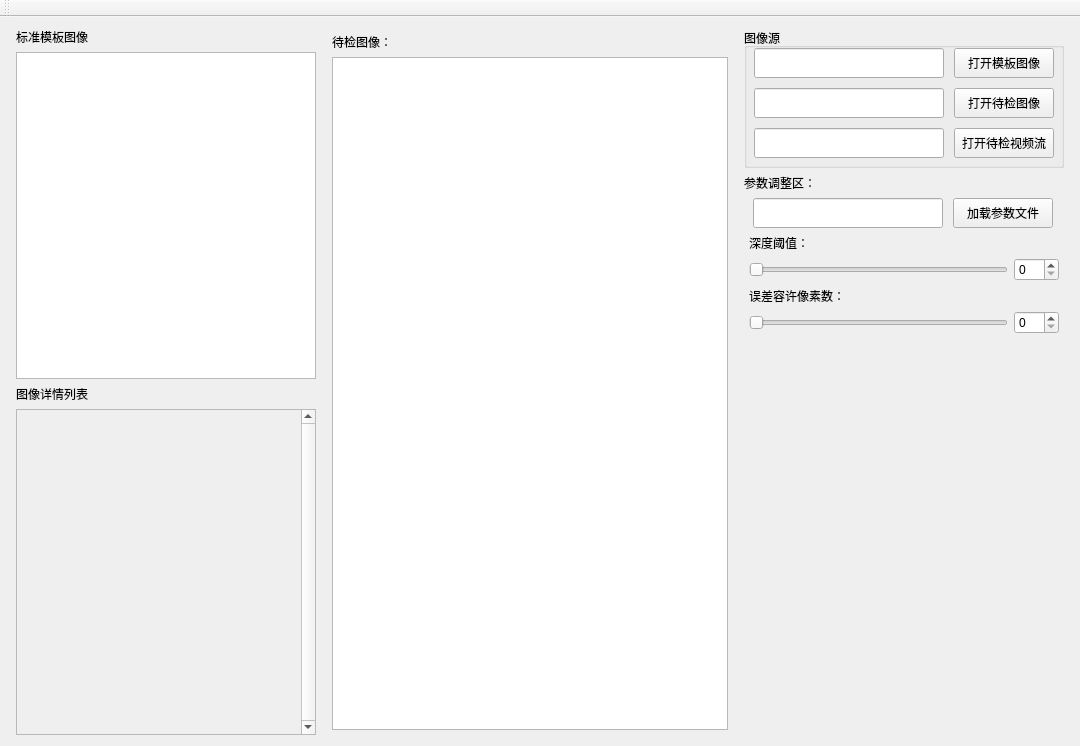
Old version of the form QtUI/mainwindow.ui in the repository h13-0/label_checker.
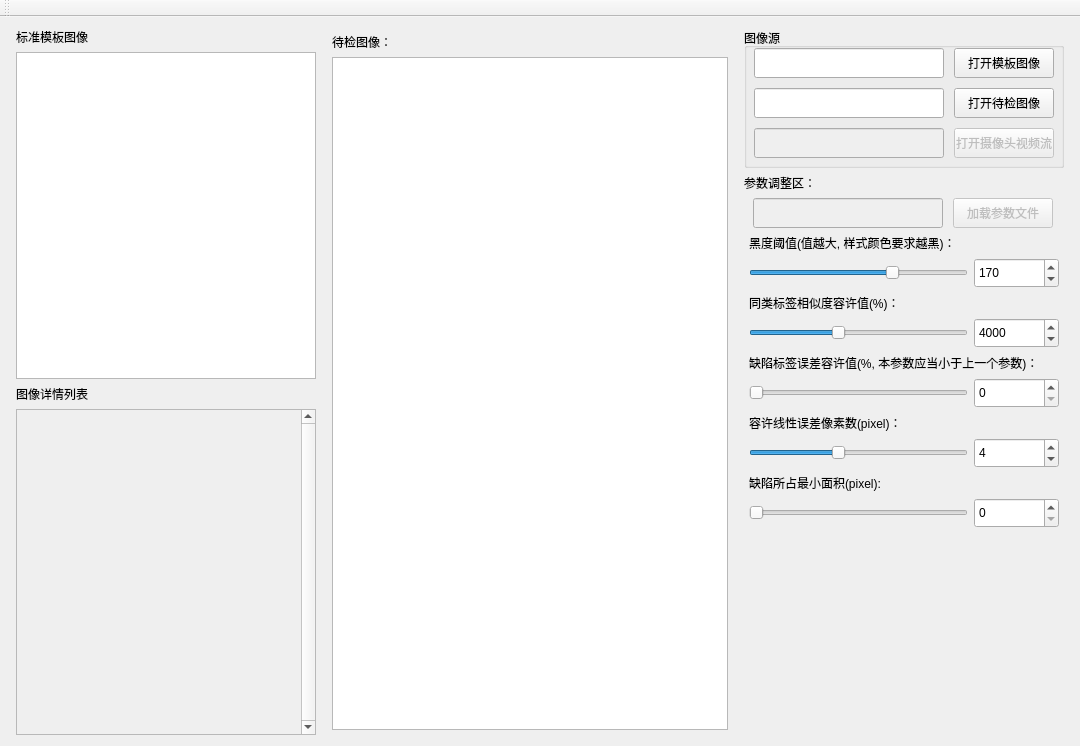
New version of the form.

Commit message: 实现部分UI功能，优化部分参数

Patch:
```diff
--- a/QtUI/mainwindow.ui
+++ b/QtUI/mainwindow.ui
@@ -35,7 +35,7 @@
    <property name="layoutDirection">
     <enum>Qt::LayoutDirection::LeftToRight</enum>
    </property>
-   <layout class="QHBoxLayout" name="horizontalLayout_3" stretch="1,2,0">
+   <layout class="QHBoxLayout" name="horizontalLayout_3" stretch="2,3,0">
     <item>
      <layout class="QVBoxLayout" name="verticalLayout_3" stretch="0,0,0,0">
       <property name="leftMargin">
@@ -197,6 +197,9 @@
          </property>
         </widget>
         <widget class="QPushButton" name="OpenTargetStreamButton">
+         <property name="enabled">
+          <bool>false</bool>
+         </property>
          <property name="geometry">
           <rect>
            <x>210</x>
@@ -206,10 +209,13 @@
           </rect>
          </property>
          <property name="text">
-          <string>打开待检视频流</string>
+          <string>打开摄像头视频流</string>
          </property>
         </widget>
         <widget class="QLineEdit" name="lineEdit_3">
+         <property name="enabled">
+          <bool>false</bool>
+         </property>
          <property name="geometry">
           <rect>
            <x>10</x>
@@ -240,6 +246,9 @@
          <layout class="QHBoxLayout" name="horizontalLayout_2">
           <item>
            <widget class="QLineEdit" name="lineEdit_4">
+            <property name="enabled">
+             <bool>false</bool>
+            </property>
             <property name="minimumSize">
              <size>
               <width>0</width>
@@ -256,6 +265,9 @@
           </item>
           <item>
            <widget class="QPushButton" name="LoadParamsButton">
+            <property name="enabled">
+             <bool>false</bool>
+            </property>
             <property name="minimumSize">
              <size>
               <width>100</width>
@@ -278,28 +290,114 @@
         <item>
          <widget class="QLabel" name="label">
           <property name="text">
-           <string>深度阈值：</string>
+           <string>黑度阈值(值越大, 样式颜色要求越黑)：</string>
           </property>
          </widget>
         </item>
         <item>
          <layout class="QHBoxLayout" name="horizontalLayout_4">
           <item>
-           <widget class="QSlider" name="horizontalSlider_2">
+           <widget class="QSlider" name="DepthThresholdSlider">
             <property name="maximum">
              <number>255</number>
             </property>
+            <property name="value">
+             <number>170</number>
+            </property>
             <property name="orientation">
              <enum>Qt::Orientation::Horizontal</enum>
             </property>
            </widget>
           </item>
           <item>
-           <widget class="QSpinBox" name="spinBox_2">
+           <widget class="QSpinBox" name="DepthThresholdSpinBox">
             <property name="minimumSize">
              <size>
-              <width>45</width>
-              <height>0</height>
+              <width>85</width>
+              <height>30</height>
+             </size>
+            </property>
+            <property name="maximum">
+             <number>255</number>
+            </property>
+            <property name="value">
+             <number>170</number>
+            </property>
+           </widget>
+          </item>
+         </layout>
+        </item>
+        <item>
+         <widget class="QLabel" name="label_7">
+          <property name="text">
+           <string>同类标签相似度容许值(%)：</string>
+          </property>
+         </widget>
+        </item>
+        <item>
+         <layout class="QHBoxLayout" name="horizontalLayout_5">
+          <property name="topMargin">
+           <number>0</number>
+          </property>
+          <item>
+           <widget class="QSlider" name="ClassSimilaritySldider">
+            <property name="maximum">
+             <number>10000</number>
+            </property>
+            <property name="singleStep">
+             <number>0</number>
+            </property>
+            <property name="value">
+             <number>4000</number>
+            </property>
+            <property name="orientation">
+             <enum>Qt::Orientation::Horizontal</enum>
+            </property>
+           </widget>
+          </item>
+          <item>
+           <widget class="QSpinBox" name="ClassSimilaritySpinBox">
+            <property name="minimumSize">
+             <size>
+              <width>85</width>
+              <height>30</height>
+             </size>
+            </property>
+            <property name="maximum">
+             <number>10000</number>
+            </property>
+            <property name="value">
+             <number>4000</number>
+            </property>
+           </widget>
+          </item>
+         </layout>
+        </item>
+        <item>
+         <widget class="QLabel" name="label_8">
+          <property name="text">
+           <string>缺陷标签误差容许值(%, 本参数应当小于上一个参数)：</string>
+          </property>
+         </widget>
+        </item>
+        <item>
+         <layout class="QHBoxLayout" name="horizontalLayout_6">
+          <property name="topMargin">
+           <number>0</number>
+          </property>
+          <item>
+           <widget class="QSlider" name="NotGoodSimilaritySlider">
+            <property name="orientation">
+             <enum>Qt::Orientation::Horizontal</enum>
+            </property>
+           </widget>
+          </item>
+          <item>
+           <widget class="QSpinBox" name="NotGoodSimilaritySpinBox">
+            <property name="minimumSize">
+             <size>
+              <width>85</width>
+              <height>30</height>
              </size>
             </property>
            </widget>
@@ -309,28 +407,68 @@
         <item>
          <widget class="QLabel" name="label_2">
           <property name="text">
-           <string>误差容许像素数：</string>
+           <string>容许线性误差像素数(pixel)：</string>
           </property>
          </widget>
         </item>
         <item>
          <layout class="QHBoxLayout" name="horizontalLayout">
           <item>
-           <widget class="QSlider" name="horizontalSlider">
+           <widget class="QSlider" name="LinearErrorSlider">
             <property name="maximum">
-             <number>20</number>
+             <number>10</number>
             </property>
+            <property name="value">
+             <number>4</number>
+            </property>
             <property name="orientation">
              <enum>Qt::Orientation::Horizontal</enum>
             </property>
            </widget>
           </item>
           <item>
-           <widget class="QSpinBox" name="spinBox">
+           <widget class="QSpinBox" name="LinearErrorSpinBox">
             <property name="minimumSize">
              <size>
-              <width>45</width>
-              <height>0</height>
+              <width>85</width>
+              <height>30</height>
+             </size>
+            </property>
+            <property name="maximum">
+             <number>10</number>
+            </property>
+            <property name="value">
+             <number>4</number>
+            </property>
+           </widget>
+          </item>
+         </layout>
+        </item>
+        <item>
+         <widget class="QLabel" name="label_9">
+          <property name="text">
+           <string>缺陷所占最小面积(pixel):</string>
+          </property>
+         </widget>
+        </item>
+        <item>
+         <layout class="QHBoxLayout" name="horizontalLayout_7">
+          <property name="topMargin">
+           <number>0</number>
+          </property>
+          <item>
+           <widget class="QSlider" name="DefectMinAreaSlider">
+            <property name="orientation">
+             <enum>Qt::Orientation::Horizontal</enum>
+            </property>
+           </widget>
+          </item>
+          <item>
+           <widget class="QSpinBox" name="DefectMinAreaSpinBox">
+            <property name="minimumSize">
+             <size>
+              <width>85</width>
+              <height>30</height>
              </size>
             </property>
            </widget>
```
The commit also changes 4 other files.
